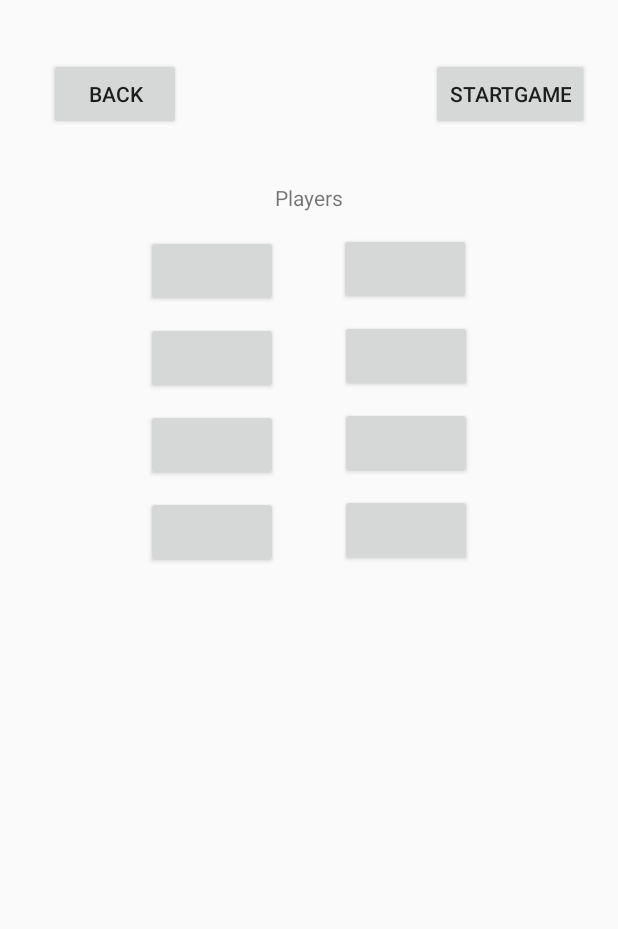
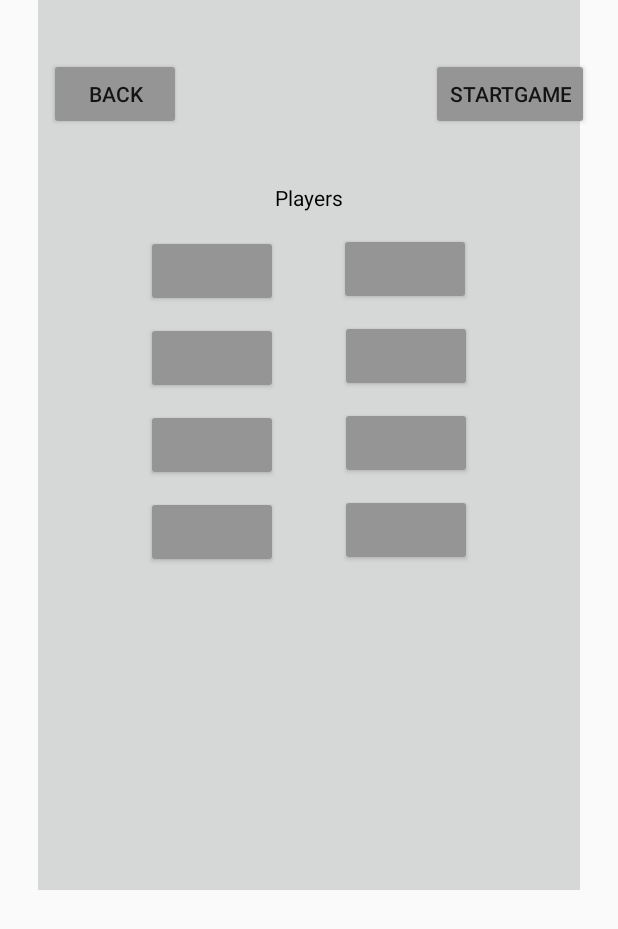
Before and after one commit to bren11/LazerTag, an Android app: the CreateScreen screen opened directly, with no data from a screen before it, on a phone screen of 412 x 824 dp. Shown: the top 929 px of the screen. Run offline under Robolectric (Android 15) with nearby library versions, the phone set to English and light mode, and no system bars; our stand-ins replace Firebase (no records; nobody signed in at launch, a user with empty details on screens opened directly).

Commit message:
Its ugly now. also bug fixes. rip old background.

```diff
--- a/app/src/main/res/layout/activity_create_screen.xml
+++ b/app/src/main/res/layout/activity_create_screen.xml
@@ -6,19 +6,34 @@
     android:layout_height="match_parent"
     app:layout_behavior="@string/appbar_scrolling_view_behavior"
     tools:context="com.android.lazertag.CreateScreen">
+
+    <ImageView
+        android:id="@+id/background"
+        android:layout_width="361dp"
+        android:layout_height="593dp"
+        android:background="?attr/colorButtonNormal"
+        app:layout_constraintBottom_toBottomOf="parent"
+
+        app:layout_constraintEnd_toEndOf="parent"
+        app:layout_constraintHorizontal_bias="0.495"
+        app:layout_constraintStart_toStartOf="parent"
+        app:layout_constraintTop_toTopOf="parent"
+        app:layout_constraintVertical_bias="0.0"
+        app:srcCompat="?attr/colorButtonNormal" />
+
     <Button
         android:id="@+id/button"
         android:layout_width="wrap_content"
         android:layout_height="wrap_content"
+        android:backgroundTint="@color/colorAccent"
         android:onClick="goToMain"
         android:text="@string/backText"
         app:layout_constraintBottom_toBottomOf="parent"
+        app:layout_constraintHorizontal_bias=".1"
         app:layout_constraintLeft_toLeftOf="parent"
         app:layout_constraintRight_toRightOf="parent"
         app:layout_constraintTop_toTopOf="parent"
-        app:layout_constraintVertical_bias=".05"
-        app:layout_constraintHorizontal_bias=".1"
-        />
+        app:layout_constraintVertical_bias=".05" />
 
     <Button
         android:id="@+id/n0"
@@ -28,6 +43,7 @@
         android:onClick="managePlayer"
         android:text=""
         android:textAllCaps="false"
+        android:backgroundTint="@color/colorAccent"
         app:layout_constraintBottom_toBottomOf="parent"
         app:layout_constraintHorizontal_bias="0.301"
         app:layout_constraintLeft_toLeftOf="parent"
@@ -43,6 +59,7 @@
         android:onClick="managePlayer"
         android:text=""
         android:textAllCaps="false"
+        android:backgroundTint="@color/colorAccent"
         app:layout_constraintBottom_toBottomOf="parent"
         app:layout_constraintHorizontal_bias="0.698"
         app:layout_constraintLeft_toLeftOf="parent"
@@ -56,6 +73,7 @@
         android:layout_height="wrap_content"
         android:onClick="managePlayer"
         android:text=""
+        android:backgroundTint="@color/colorAccent"
         app:layout_constraintLeft_toLeftOf="parent"
         app:layout_constraintRight_toRightOf="parent"
         app:layout_constraintTop_toBottomOf="@+id/n0"
@@ -70,6 +88,7 @@
         android:layout_height="wrap_content"
         android:onClick="managePlayer"
         android:text=""
+        android:backgroundTint="@color/colorAccent"
         app:layout_constraintLeft_toLeftOf="parent"
         app:layout_constraintRight_toRightOf="parent"
         app:layout_constraintTop_toBottomOf="@+id/n1"
@@ -84,6 +103,7 @@
         android:layout_height="wrap_content"
         android:onClick="managePlayer"
         android:text=""
+        android:backgroundTint="@color/colorAccent"
         app:layout_constraintLeft_toLeftOf="parent"
         app:layout_constraintRight_toRightOf="parent"
         app:layout_constraintTop_toBottomOf="@+id/n2"
@@ -98,6 +118,7 @@
         android:layout_height="wrap_content"
         android:onClick="managePlayer"
         android:text=""
+        android:backgroundTint="@color/colorAccent"
         app:layout_constraintLeft_toLeftOf="parent"
         app:layout_constraintRight_toRightOf="parent"
         app:layout_constraintTop_toBottomOf="@+id/n3"
@@ -112,6 +133,7 @@
         android:layout_height="wrap_content"
         android:onClick="managePlayer"
         android:text=""
+        android:backgroundTint="@color/colorAccent"
         app:layout_constraintLeft_toLeftOf="parent"
         app:layout_constraintRight_toRightOf="parent"
         app:layout_constraintTop_toBottomOf="@+id/n4"
@@ -126,6 +148,7 @@
         android:layout_height="wrap_content"
         android:onClick="managePlayer"
         android:text=""
+        android:backgroundTint="@color/colorAccent"
         app:layout_constraintLeft_toLeftOf="parent"
         app:layout_constraintRight_toRightOf="parent"
         app:layout_constraintTop_toBottomOf="@+id/n5"
@@ -140,6 +163,7 @@
         android:layout_height="wrap_content"
         android:onClick="goToScreen"
         android:text="@string/startButton"
+        android:backgroundTint="@color/colorAccent"
         app:layout_constraintBottom_toBottomOf="parent"
         app:layout_constraintHorizontal_bias="0.936"
         app:layout_constraintLeft_toLeftOf="parent"
@@ -156,6 +180,7 @@
         android:layout_marginStart="8dp"
         android:layout_marginTop="8dp"
         android:text="Players"
+        android:textColor="@android:color/black"
         app:layout_constraintBottom_toBottomOf="parent"
         app:layout_constraintEnd_toEndOf="parent"
         app:layout_constraintStart_toStartOf="parent"
--- a/app/src/main/res/layout/content_screen2.xml
+++ b/app/src/main/res/layout/content_screen2.xml
@@ -68,6 +68,7 @@
         android:layout_marginEnd="52dp"
         android:layout_marginStart="8dp"
         android:layout_marginTop="8dp"
+        android:backgroundTint="@color/colorAccent"
         android:onClick="goback"
         android:rotation="-90"
         android:text="Leave Game"
@@ -101,6 +102,7 @@
         android:layout_marginEnd="8dp"
         android:layout_marginStart="8dp"
         android:layout_marginTop="8dp"
+        android:backgroundTint="@color/colorAccent"
         android:onClick="onPause"
         android:rotation="-90"
         app:layout_constraintBottom_toBottomOf="parent"
--- a/app/src/main/res/values/colors.xml
+++ b/app/src/main/res/values/colors.xml
@@ -2,6 +2,6 @@
 <resources>
     <color name="colorPrimary">#3F51B5</color>
     <color name="colorPrimaryDark">#1c38e8</color>
-    <color name="colorAccent">#FF4081</color>
+    <color name="colorAccent">#959595</color>
     <color name="control_background">#cc4285f4</color>
 </resources>
--- a/app/src/main/res/values/styles.xml
+++ b/app/src/main/res/values/styles.xml
@@ -4,6 +4,9 @@
     <style name="AppTheme" parent="Theme.AppCompat.Light.DarkActionBar">
         <!-- Customize your theme here. -->
         <item name="android:windowDisablePreview">true</item>
+        <item name="windowActionBar">false</item>
+        <item name="windowNoTitle">true</item>
+        <item name="android:windowFullscreen">true</item>
         <item name="colorPrimary">@color/colorPrimary</item>
         <item name="colorPrimaryDark">@color/colorPrimaryDark</item>
         <item name="colorAccent">@color/colorAccent</item>
```
Also changed, not shown: app/src/main/java/com/android/lazertag/MainMenu.java (+0 -14 lines), app/src/main/java/com/android/lazertag/Settings.java (+0 -14 lines), app/src/main/res/layout/activity_join_screen.xml (+26 -1 lines), app/src/main/res/layout/activity_main_menu.xml (+7 -7 lines), app/src/main/res/layout/activity_settings.xml (+10 -9 lines).
